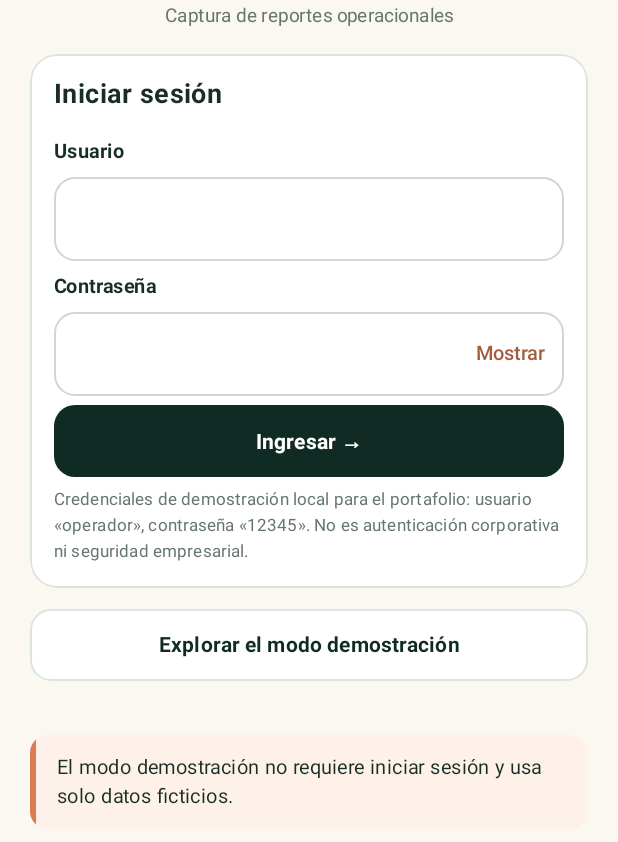
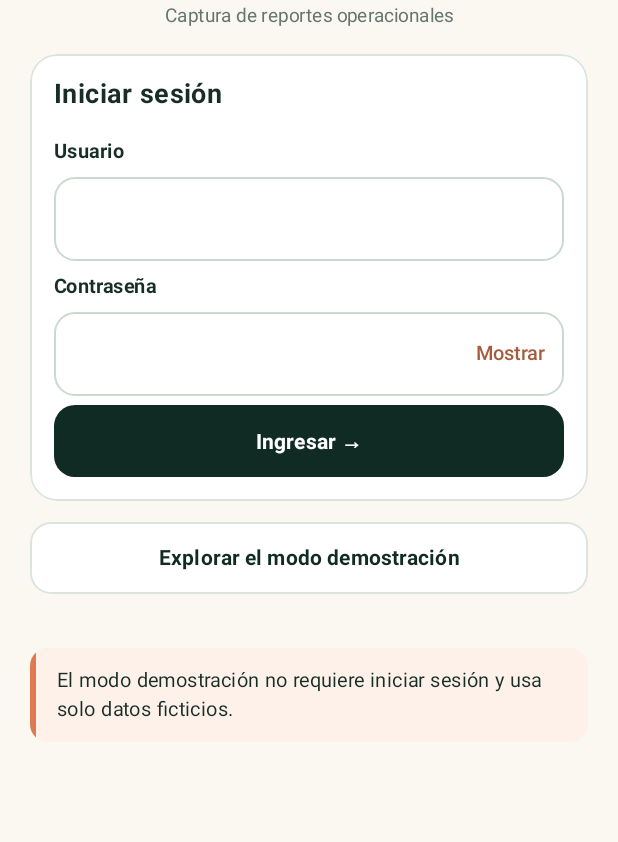
Before and after one commit to JstChiguin/Vitairos, an Android app built with Jetpack Compose: the screen it shows after launch (MainActivity), on a phone screen of 412 x 824 dp, the part 394-1236 px from its top. Run offline under Robolectric (Android 15) with nearby library versions, the phone set to English and light mode, and no system bars; our stand-ins replace Room's generated code.

Commit message:
fix: elimina el recuadro de credenciales de la pantalla de inicio de sesión operativo
Se quita el texto con las credenciales de demostración de la interfaz. El inicio de sesión, las credenciales, las validaciones y el cierre de sesión no cambian. Verificación: 141 pruebas unitarias aprobadas, 0 fallidas; compilación Debug y Release correctas; APK Release firmado e instalado en el emulador, donde el recuadro ya no aparece.

```diff
--- a/app/src/main/java/com/example/vitairosapp/ui/screens/login/LoginOperativoScreen.kt
+++ b/app/src/main/java/com/example/vitairosapp/ui/screens/login/LoginOperativoScreen.kt
@@ -33,7 +33,6 @@ import com.example.vitairosapp.R
 import com.example.vitairosapp.data.model.ModoApp
 import com.example.vitairosapp.ui.components.ButtonStyle
 import com.example.vitairosapp.ui.components.FieldLabel
-import com.example.vitairosapp.ui.components.Hint
 import com.example.vitairosapp.ui.components.Notice
 import com.example.vitairosapp.ui.components.NoticeKind
 import com.example.vitairosapp.ui.components.ScreenColumn
@@ -104,10 +103,6 @@ fun LoginOperativoScreen(vm: AppViewModel) {
                 modifier = Modifier.fillMaxWidth(),
                 enabled = !vm.iniciandoSesion
             )
-            Hint(
-                "Credenciales de demostración local para el portafolio: usuario «operador», contraseña «12345». " +
-                    "No es autenticación corporativa ni seguridad empresarial."
-            )
         }
         VButton(
             "Explorar el modo demostración",
```
